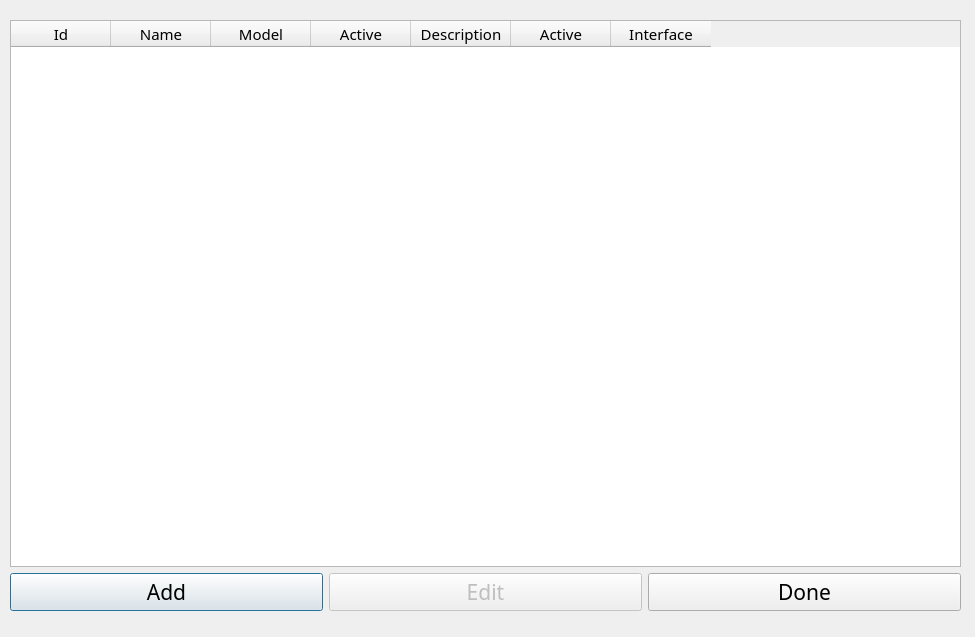
aliciabillings-noaa/CLAMS, file ui/DevicesDlg.ui: the form before one commit.
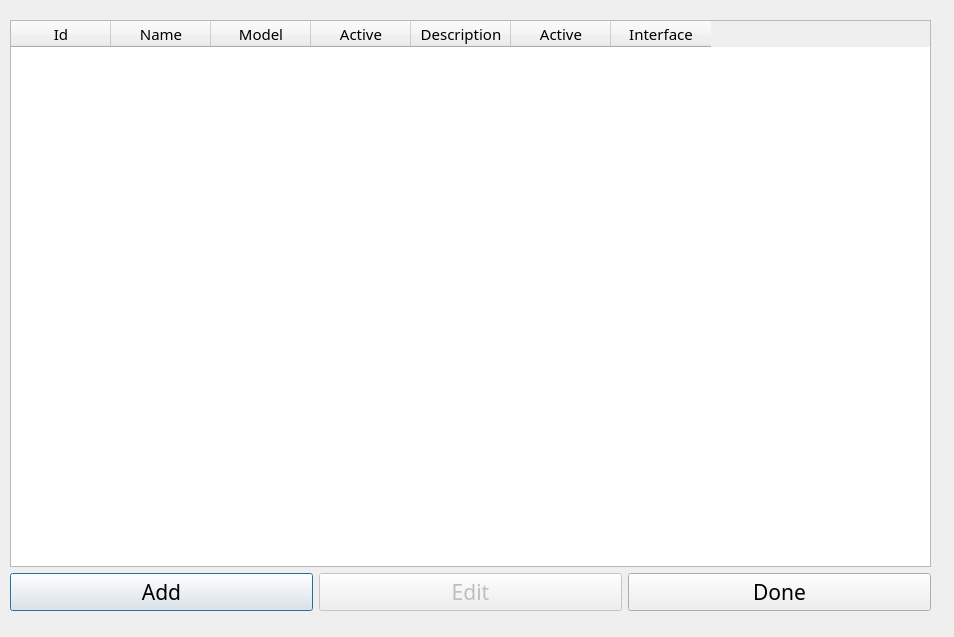
The form after the commit.

Commit message: adjusting width of devices dlg

```diff
--- a/ui/DevicesDlg.ui
+++ b/ui/DevicesDlg.ui
@@ -6,7 +6,7 @@
    <rect>
     <x>0</x>
     <y>0</y>
-    <width>975</width>
+    <width>954</width>
     <height>637</height>
    </rect>
   </property>
@@ -18,7 +18,7 @@
     <rect>
      <x>10</x>
      <y>20</y>
-     <width>951</width>
+     <width>921</width>
      <height>591</height>
     </rect>
    </property>
```
The commit also changes 1 other file.
